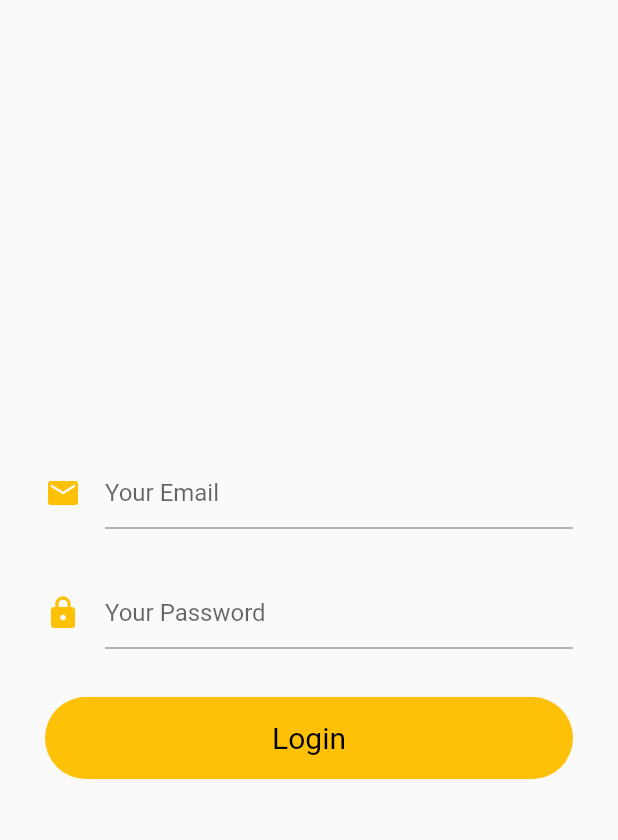
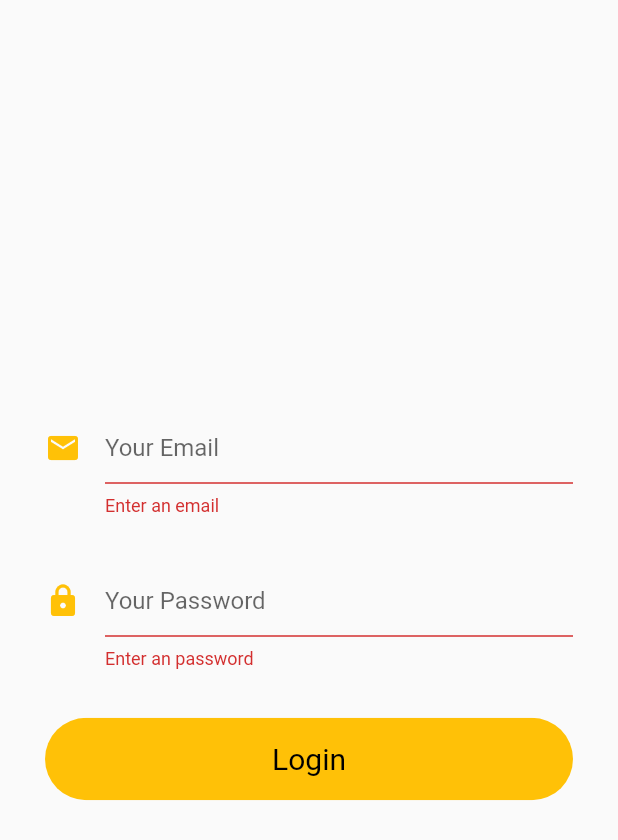
Before and after one commit to Ywhire/app, a Flutter app: the LoginPage screen opened directly, after a tap on "Login", on a phone screen of 412 x 824 dp. Shown: the top 840 px of the screen. Run offline on Flutter 3.47's test engine with Material 2 defaults, Android fonts, the phone set to English and light mode, and no system bars; our stand-ins replace firebase_auth, firebase_core, flutter_vector_icons, table_calendar; accounts and stored records are empty.

```diff
--- a/lib/authenticaiton.dart
+++ b/lib/authenticaiton.dart
@@ -13,21 +13,21 @@ class Authentication {
           email: email, password: password);
       User user = result.user;
       return user;
-    } on FirebaseAuthException catch (e) {
-      print(e.message);
+    } catch (e) {
+      print(e.toString());
       return null;
-    } catch (e) {
-      print(e.message);
     }
   }
 
-  Future<String> register({String email, String password}) async {
+  Future register({String email, String password}) async {
     try {
-      await _firebaseAuth.createUserWithEmailAndPassword(
-          email: email, password: password);
-      return "Registered";
-    } on FirebaseAuthException catch (e) {
-      return e.message;
+      UserCredential result = await _firebaseAuth
+          .createUserWithEmailAndPassword(email: email, password: password);
+      User user = result.user;
+      return user;
+    } catch (e) {
+      print(e.toString());
+      return null;
     }
   }
 
--- a/lib/loginPage.dart
+++ b/lib/loginPage.dart
@@ -1,6 +1,7 @@
 import 'dart:developer';
 
 import 'package:app/authenticaiton.dart';
+import 'package:app/module/home/homePage.dart';
 import 'package:flutter/material.dart';
 import 'package:provider/provider.dart';
 
@@ -19,23 +20,24 @@ class LoginBody extends StatefulWidget {
 }
 
 class _LoginBodyState extends State<LoginBody> {
-  TextEditingController emailCont = TextEditingController();
-  TextEditingController passwordCont = TextEditingController();
   final Authentication _authentication = Authentication();
 
   String email = "";
   String pass = "";
+  String error = "";
+  final _formKey = GlobalKey<FormState>();
 
   @override
   Widget build(BuildContext context) {
     return Container(
-      child: Column(
-          mainAxisAlignment: MainAxisAlignment.center,
-          children: <Widget>[
+      child: Form(
+        key: _formKey,
+        child: Column(mainAxisAlignment: MainAxisAlignment.center, children: <
+            Widget>[
           Container(
             padding: EdgeInsets.symmetric(vertical: 16.0, horizontal: 30.0),
             child: TextFormField(
-                controller: emailCont,
+              validator: (val) => val.isEmpty ? "Enter an email" : null,
               onChanged: (val) {
                 setState(() {
                   email = val;
@@ -52,7 +54,7 @@ class _LoginBodyState extends State<LoginBody> {
           Container(
             padding: EdgeInsets.symmetric(vertical: 16.0, horizontal: 30.0),
             child: TextFormField(
-                controller: passwordCont,
+              validator: (val) => val.isEmpty ? "Enter an password" : null,
               onChanged: (val) {
                 setState(() {
                   pass = val;
@@ -80,14 +82,27 @@ class _LoginBodyState extends State<LoginBody> {
                   backgroundColor: Colors.amber,
                 ),
                 onPressed: () async {
-                    log(email);
-                    await _authentication.signIn(email: email, password: pass);
+                  if (_formKey.currentState.validate()) {
+                    dynamic result = await _authentication.signIn(
+                        email: email, password: pass);
+                    if (result != null) {
+                      Navigator.push(context,
+                          MaterialPageRoute(builder: (context) => HomePage()));
+                    } else {
+                      setState(() => error = "Given credential is not correct");
+                    }
+                  }
                 },
                 child: const Text("Login"),
               ),
             ),
           ),
+          Text(
+            error,
+            style: TextStyle(color: Colors.red, fontSize: 14.0),
+          )
         ]),
+      ),
     );
   }
 }
```
Also changed, not shown: lib/main.dart (+7 -3 lines), lib/signUpBody.dart (+47 -26 lines). Lines whose indentation alone changed are shown as unchanged.
